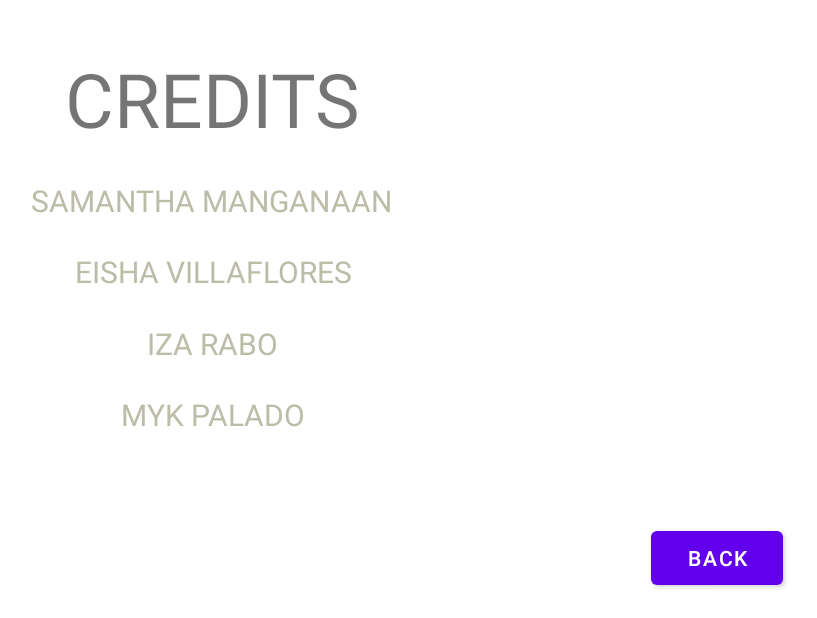
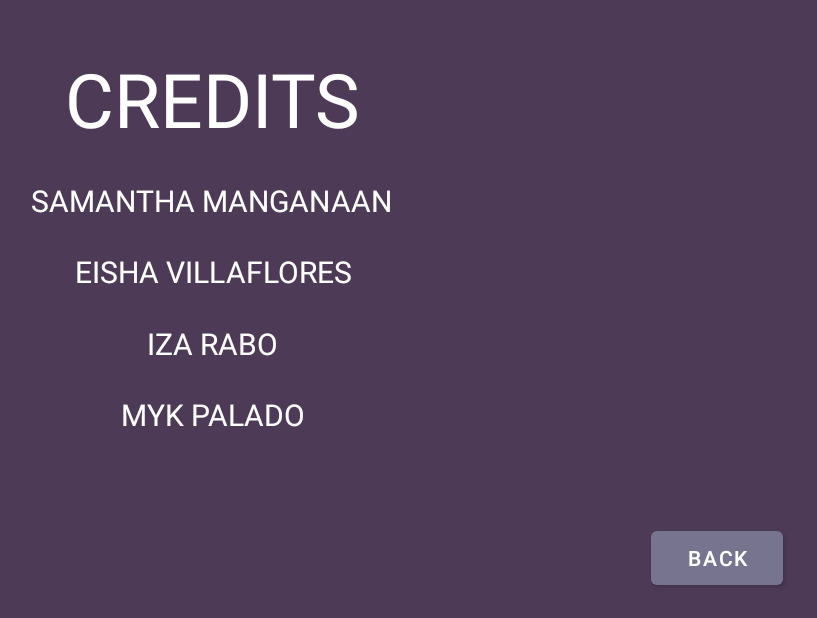
Before and after one commit to IzaRabo/12_DecisionBasedGame, an Android app: the credits screen opened directly, with no data from a screen before it, on a phone screen of 824 x 412 dp (held sideways). Shown: the whole screen, without its empty margins (405-1222 px from the left). Run offline under Robolectric (Android 15) with nearby library versions, the phone set to English and light mode, and no system bars.

Commit message:
Last commit

```diff
--- a/app/src/main/res/layout/activity_credits.xml
+++ b/app/src/main/res/layout/activity_credits.xml
@@ -4,7 +4,9 @@
     xmlns:tools="http://schemas.android.com/tools"
     android:layout_width="match_parent"
     android:layout_height="match_parent"
+    android:background="@color/teal_700"
     tools:context=".credits">
+
 
     <TextView
         android:id="@+id/txtSettings"
@@ -13,6 +15,7 @@
         android:layout_marginTop="32dp"
         android:text="CREDITS"
         android:textSize="50sp"
+        android:textColor="@color/white"
         app:layout_constraintEnd_toEndOf="parent"
         app:layout_constraintStart_toStartOf="parent"
         app:layout_constraintTop_toTopOf="parent" />
@@ -22,8 +25,8 @@
         android:layout_width="wrap_content"
         android:layout_height="wrap_content"
         android:text="SAMANTHA MANGANAAN"
-        android:textColor="#bcbca9"
         android:textSize="20sp"
+        android:textColor="@color/white"
         app:layout_constraintBottom_toTopOf="@+id/textView2"
         app:layout_constraintEnd_toEndOf="parent"
         app:layout_constraintHorizontal_bias="0.498"
@@ -35,8 +38,8 @@
         android:layout_width="wrap_content"
         android:layout_height="wrap_content"
         android:text="EISHA VILLAFLORES"
-        android:textColor="#bcbca9"
         android:textSize="20sp"
+        android:textColor="@color/white"
         app:layout_constraintBottom_toTopOf="@+id/textView3"
         app:layout_constraintEnd_toEndOf="parent"
         app:layout_constraintHorizontal_bias="0.5"
@@ -49,7 +52,7 @@
         android:layout_height="wrap_content"
         android:layout_marginTop="116dp"
         android:text="IZA RABO"
-        android:textColor="#bcbca9"
+        android:textColor="@color/white"
         android:textSize="20sp"
         app:layout_constraintEnd_toEndOf="parent"
         app:layout_constraintStart_toStartOf="parent"
@@ -61,7 +64,7 @@
         android:layout_height="wrap_content"
         android:layout_marginTop="20dp"
         android:text="MYK PALADO"
-        android:textColor="#bcbca9"
+        android:textColor="@color/white"
         android:textSize="20sp"
         app:layout_constraintEnd_toEndOf="parent"
         app:layout_constraintStart_toStartOf="parent"
@@ -75,6 +78,7 @@
         android:layout_marginBottom="16dp"
         android:clickable="true"
         android:text="Back"
+        app:backgroundTint="#76748E"
         app:layout_constraintBottom_toBottomOf="parent"
         app:layout_constraintEnd_toEndOf="parent" />
 </androidx.constraintlayout.widget.ConstraintLayout>
--- a/app/src/main/res/layout/activity_main.xml
+++ b/app/src/main/res/layout/activity_main.xml
@@ -39,6 +39,7 @@
         android:layout_height="49dp"
         android:onClick="setBtn1"
         android:text="Button"
+        app:backgroundTint="#76748E"
         app:layout_constraintBottom_toTopOf="@+id/btnChoice2"
         app:layout_constraintEnd_toEndOf="parent"
         app:layout_constraintHorizontal_bias="0.493"
@@ -52,6 +53,7 @@
         android:layout_height="47dp"
         android:onClick="setBtn4"
         android:text="Button"
+        app:backgroundTint="#76748E"
         app:layout_constraintBottom_toBottomOf="parent"
         app:layout_constraintEnd_toEndOf="parent"
         app:layout_constraintHorizontal_bias="0.497"
@@ -65,6 +67,7 @@
         android:layout_height="50dp"
         android:onClick="setBtn3"
         android:text="Button"
+        app:backgroundTint="#76748E"
         app:layout_constraintBottom_toTopOf="@+id/btnChoice4"
         app:layout_constraintEnd_toEndOf="parent"
         app:layout_constraintHorizontal_bias="0.497"
@@ -78,6 +81,7 @@
         android:layout_height="49dp"
         android:onClick="setBtn2"
         android:text="Button"
+        app:backgroundTint="#76748E"
         app:layout_constraintBottom_toTopOf="@+id/btnChoice3"
         app:layout_constraintEnd_toEndOf="parent"
         app:layout_constraintHorizontal_bias="0.493"
--- a/app/src/main/res/layout/activity_mainmenu.xml
+++ b/app/src/main/res/layout/activity_mainmenu.xml
@@ -15,6 +15,7 @@
         android:layout_marginTop="180dp"
         android:clickable="true"
         android:text="Start Game"
+        app:backgroundTint="#76748E"
         app:layout_constraintStart_toStartOf="parent"
         app:layout_constraintTop_toTopOf="parent" />
 
@@ -25,6 +26,7 @@
         android:layout_marginTop="32dp"
         android:clickable="true"
         android:text="Settings"
+        app:backgroundTint="#76748E"
         app:layout_constraintStart_toStartOf="@+id/button"
         app:layout_constraintTop_toBottomOf="@+id/button" />
 
@@ -34,6 +36,7 @@
         android:layout_height="wrap_content"
         android:layout_marginTop="32dp"
         android:clickable="true"
+        app:backgroundTint="#76748E"
         android:text="Credits"
         app:layout_constraintStart_toStartOf="@+id/button2"
         app:layout_constraintTop_toBottomOf="@+id/button2" />
--- a/app/src/main/res/values/colors.xml
+++ b/app/src/main/res/values/colors.xml
@@ -4,7 +4,7 @@
     <color name="purple_500">#FF6200EE</color>
     <color name="purple_700">#FF3700B3</color>
     <color name="teal_200">#FF03DAC5</color>
-    <color name="teal_700">#FF018786</color>
+    <color name="teal_700">#4D3A57</color>
     <color name="black">#76748E</color>
     <color name="white">#FFFFFFFF</color>
 </resources>
```
Also changed, not shown: app/src/main/res/layout/activity_settings.xml (+8 -0 lines).
